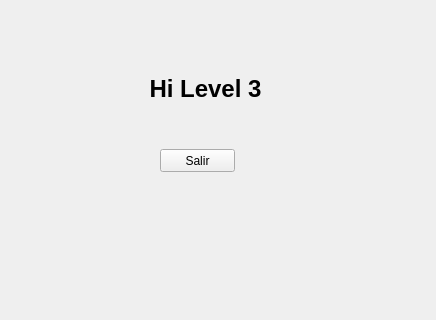
Above: level3.ui from gerasua/loginlevels before the change; both pictures show x 0 to 436 and y 121 to 441 of the 436 by 547 pixel window. Below: the same form after it.
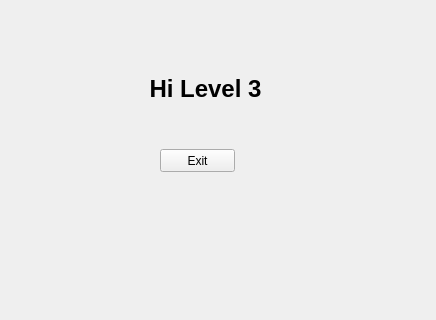
That is the form after the change. Icons and pictures are not drawn.

What changed in the file:
```diff
--- a/level3.ui
+++ b/level3.ui
@@ -78,7 +78,7 @@
      </rect>
     </property>
     <property name="text">
-     <string>Salir</string>
+     <string>Exit</string>
     </property>
    </widget>
    <widget class="QLabel" name="label_4">
```
Left out of the diff: 6 changed lines with no effect on the pictures.
